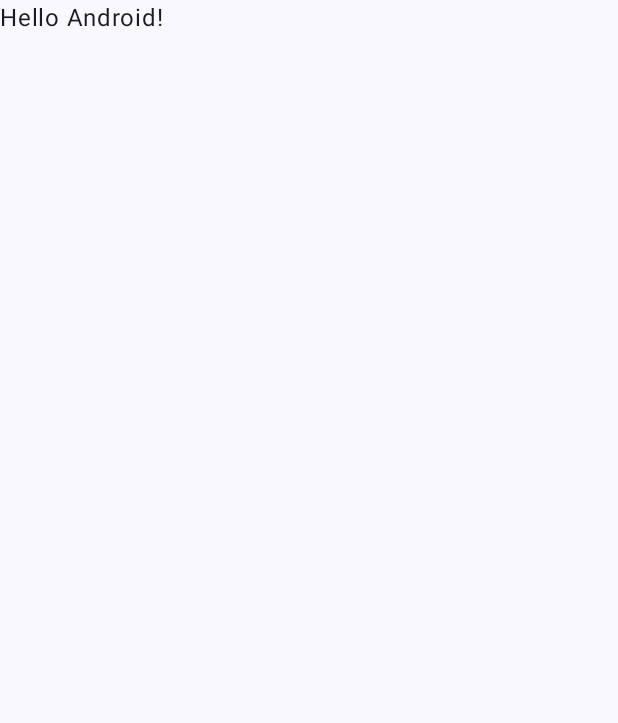
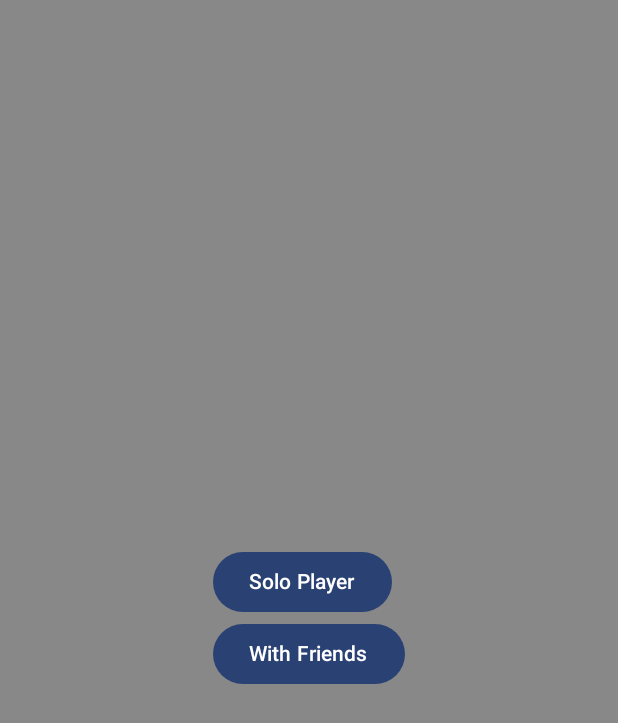
Before and after one commit to nicoopariente/GoatHangmanGame, an Android app built with Jetpack Compose: the screen it shows after launch (MainActivity), on a phone screen of 412 x 824 dp. Before the commit the part shown is almost empty. Shown: the top 723 px of the screen. Run offline under Robolectric (Android 15) with nearby library versions, the phone set to English and light mode, and no system bars.

Commit message:
Pages_Transiton_and_Menu_Logic

```diff
--- a/app/build.gradle.kts
+++ b/app/build.gradle.kts
@@ -49,6 +49,7 @@ dependencies {
     implementation(libs.androidx.ui.graphics)
     implementation(libs.androidx.ui.tooling.preview)
     implementation(libs.androidx.material3)
+    implementation(libs.navigation.compose)
     testImplementation(libs.junit)
     androidTestImplementation(libs.androidx.junit)
     androidTestImplementation(libs.androidx.espresso.core)
--- a/app/src/main/java/com/npproject/randomhangmangame/MainActivity.kt
+++ b/app/src/main/java/com/npproject/randomhangmangame/MainActivity.kt
@@ -7,10 +7,14 @@ import androidx.activity.enableEdgeToEdge
 import androidx.compose.foundation.layout.fillMaxSize
 import androidx.compose.foundation.layout.padding
 import androidx.compose.material3.Scaffold
-import androidx.compose.material3.Text
-import androidx.compose.runtime.Composable
 import androidx.compose.ui.Modifier
-import androidx.compose.ui.tooling.preview.Preview
+import androidx.navigation.NavType
+import androidx.navigation.compose.NavHost
+import androidx.navigation.compose.composable
+import androidx.navigation.compose.rememberNavController
+import androidx.navigation.navArgument
+import com.npproject.randomhangmangame.pages.Game
+import com.npproject.randomhangmangame.pages.Menu
 import com.npproject.randomhangmangame.ui.theme.GoatHangmanGameTheme
 
 class MainActivity : ComponentActivity() {
@@ -20,28 +24,15 @@ class MainActivity : ComponentActivity() {
         setContent {
             GoatHangmanGameTheme {
                 Scaffold(modifier = Modifier.fillMaxSize()) { innerPadding ->
-                    Greeting(
-                        name = "Android",
-                        modifier = Modifier.padding(innerPadding)
-                    )
+                    val navigationController = rememberNavController()
+                    NavHost(navController = navigationController, startDestination = "menu", modifier = Modifier.padding(innerPadding)){
+                        composable("menu"){ Menu(navigateToGame = {word -> navigationController.navigate(route = "game/$word")}) }
+                        composable("game/{word}", arguments = listOf(navArgument("word"){type = NavType.StringType})){
+                            backStackEntry -> Game(backStackEntry.arguments?.getString("word")!!)
+                             }
+                    }
                 }
             }
         }
     }
 }
-
-@Composable
-fun Greeting(name: String, modifier: Modifier = Modifier) {
-    Text(
-        text = "Hello $name!",
-        modifier = modifier
-    )
-}
-
-@Preview(showBackground = true)
-@Composable
-fun GreetingPreview() {
-    GoatHangmanGameTheme {
-        Greeting("Android")
-    }
-}
--- /dev/null
+++ b/app/src/main/java/com/npproject/randomhangmangame/pages/CategoryPool.kt
@@ -0,0 +1,25 @@
+package com.npproject.randomhangmangame.pages
+
+class CategoryPool {
+    private val movies = listOf("FANTASTIC FOUR", "IRONMAN", "SPIDERMAN", "TRANSFORMERS", "TERMINATOR")
+    private val countries = listOf("URUGUAY", "UNITED STATES", "BRAZIL", "RUSSIA", "EGYPT", "AUSTRALIA")
+    private val soccerTeams = listOf("BARCELONA", "MANCHESTER UNITED", "REAL MADRID", "BAYERN MUNICH", "AJAX")
+    private val footballTeams = listOf("BILLS", "DOLPHINS", "PACKERS", "CHIEFS", "STEELERS", "COWBOYS", "GIANTS")
+
+    fun randomMovie(): String{
+        return movies.random()
+    }
+
+    fun randomCountry(): String{
+        return countries.random()
+    }
+
+    fun randomSoccerTeam(): String{
+        return soccerTeams.random()
+    }
+
+    fun randomFootballTeam(): String{
+        return footballTeams.random()
+    }
+
+}
--- /dev/null
+++ b/app/src/main/java/com/npproject/randomhangmangame/pages/MenuPage.kt
@@ -0,0 +1,82 @@
+package com.npproject.randomhangmangame.pages
+
+import android.graphics.Paint
+import androidx.compose.foundation.background
+import androidx.compose.foundation.clickable
+import androidx.compose.foundation.layout.Box
+import androidx.compose.foundation.layout.Column
+import androidx.compose.foundation.layout.Row
+import androidx.compose.foundation.layout.Spacer
+import androidx.compose.foundation.layout.fillMaxHeight
+import androidx.compose.foundation.layout.fillMaxSize
+import androidx.compose.foundation.layout.fillMaxWidth
+import androidx.compose.foundation.layout.height
+import androidx.compose.material3.Button
+import androidx.compose.material3.Text
+import androidx.compose.material3.TextField
+import androidx.compose.runtime.Composable
+import androidx.compose.runtime.mutableStateOf
+import androidx.compose.runtime.*
+import androidx.compose.ui.Alignment
+import androidx.compose.ui.Modifier
+import androidx.compose.ui.graphics.Color
+import androidx.compose.ui.tooling.preview.Preview
+import androidx.compose.ui.unit.dp
+
+@Composable
+fun Menu(navigateToGame: (String) -> Unit) {
+    var soloOptions by remember {mutableStateOf(false)}
+    var friendsOptions by remember { mutableStateOf(false) }
+    var textFieldValue by remember { mutableStateOf("") }
+    var categoryPool = CategoryPool()
+
+    Box(modifier = Modifier.fillMaxSize().background(Color.Gray), contentAlignment = Alignment.Center){
+
+        Column(){
+            //Text(text = "Go to Game",modifier = Modifier.clickable { navigateToGame("Text from Menu") })
+            if(!soloOptions && !friendsOptions){
+                Button(onClick = {soloOptions = !soloOptions}, modifier = Modifier) {
+                    Text(text = "Solo Player")
+                }
+            }
+
+
+            if(soloOptions){
+                Text(text = "Please choose a Category")
+                Spacer(modifier = Modifier.height(20.dp))
+                Button(onClick = {navigateToGame(categoryPool.randomMovie())}) {
+                    Text(text = "Movies")
+                }
+                Button(onClick = {navigateToGame(categoryPool.randomCountry())}) {
+                    Text(text = "Countries")
+                }
+                Button(onClick = {navigateToGame(categoryPool.randomSoccerTeam())}) {
+                    Text(text = "Soccer Teams")
+                }
+                Button(onClick = {navigateToGame(categoryPool.randomFootballTeam())}) {
+                    Text(text = "Football Teams")
+                }
+
+            }
+
+            if(!soloOptions && !friendsOptions){
+                Button(onClick = {friendsOptions = !friendsOptions}, modifier = Modifier) {
+                    Text(text = "With Friends")
+                }
+            }
+
+
+            if(friendsOptions){
+                Text(text = "Please Write the word below")
+                Spacer(modifier = Modifier.height(20.dp))
+                TextField(value = textFieldValue, onValueChange = {textFieldValue = it.uppercase()})
+                Button(onClick = {navigateToGame(textFieldValue)}){
+                    Text(text = "Start")
+                }
+            }
+
+        }
+
+
+    }
+}
--- a/gradle/libs.versions.toml
+++ b/gradle/libs.versions.toml
@@ -8,6 +8,7 @@ espressoCore = "3.5.1"
 lifecycleRuntimeKtx = "2.6.1"
 activityCompose = "1.8.0"
 composeBom = "2024.09.00"
+navigation = "2.9.0"
 
 [libraries]
 androidx-core-ktx = { group = "androidx.core", name = "core-ktx", version.ref = "coreKtx" }
@@ -24,6 +25,7 @@ androidx-ui-tooling-preview = { group = "androidx.compose.ui", name = "ui-toolin
 androidx-ui-test-manifest = { group = "androidx.compose.ui", name = "ui-test-manifest" }
 androidx-ui-test-junit4 = { group = "androidx.compose.ui", name = "ui-test-junit4" }
 androidx-material3 = { group = "androidx.compose.material3", name = "material3" }
+navigation-compose = { module = "androidx.navigation:navigation-compose", version.ref = "navigation" }
 
 [plugins]
 android-application = { id = "com.android.application", version.ref = "agp" }
```
Also changed, not shown: app/src/main/java/com/npproject/randomhangmangame/pages/GamePage.kt (added, +49 -0 lines).
